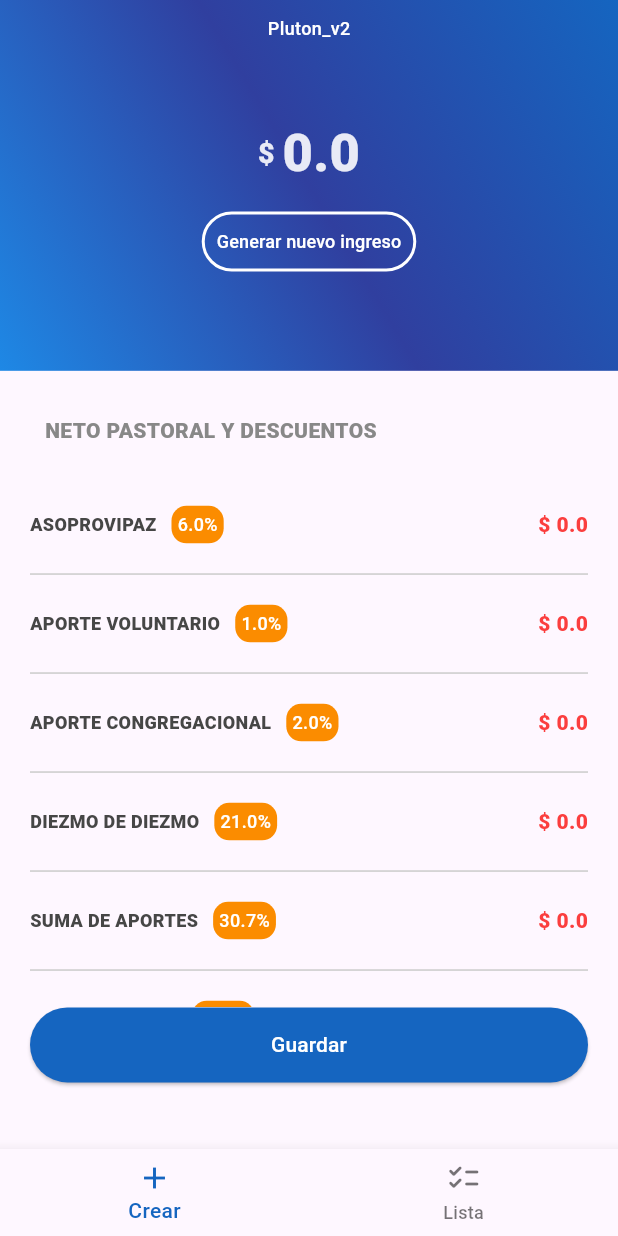
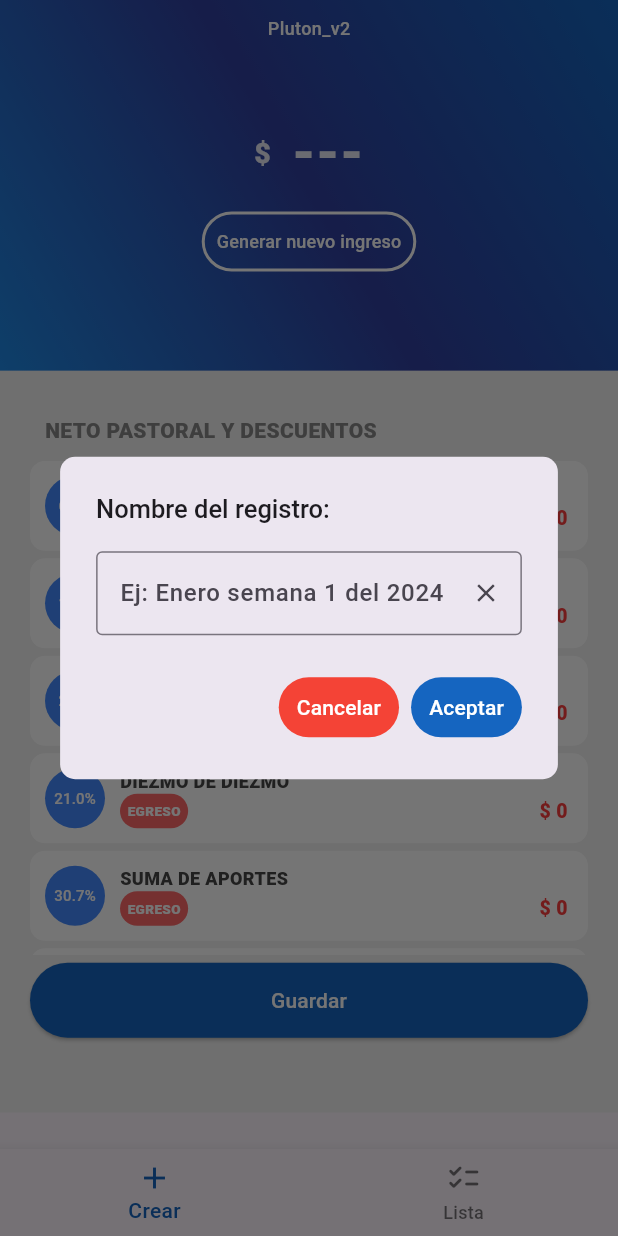
Before and after one commit to Jguardias/Pluton_v2, a Flutter app: the screen it shows after launch, after a tap on "Guardar", on a phone screen of 412 x 824 dp. Run offline on Flutter 3.47's test engine with Material 3 defaults, Android fonts, the phone set to English and light mode, and no system bars; our stand-ins replace animate_do, cloud_firestore, firebase_core, firebase_messaging, flutter_native_splash, fluttertoast; accounts and stored records are empty.

Commit message:
new features

```diff
--- /dev/null
+++ b/devtools_options.yaml
@@ -0,0 +1 @@
+extensions:
--- a/lib/components/my_card.dart
+++ b/lib/components/my_card.dart
@@ -1,55 +1,84 @@
 import 'package:flutter/material.dart';
+import 'package:intl/intl.dart';
 
 class MyCard extends StatefulWidget {
   final String title;
-  final String value;
+  final double value;
   final String percentage;
 
-   const MyCard({super.key, required this.title, required this.value, required this.percentage});
+  const MyCard(
+      {super.key,
+      required this.title,
+      required this.value,
+      required this.percentage});
 
   @override
   State<MyCard> createState() => _MyCardState();
 }
 
 class _MyCardState extends State<MyCard> {
+  final formattedNumber = NumberFormat('###,###.## ');
   @override
   Widget build(BuildContext context) {
     return Container(
       decoration: const BoxDecoration(
-          border: Border(
-              bottom: BorderSide(
-        color: Color.fromARGB(255, 203, 203, 203),
-        width: 1.0,
-      ))),
-      padding: const EdgeInsets.only(top: 20, bottom: 20),
+          color: Colors.white,
+          borderRadius: BorderRadius.all(Radius.circular(10.0))),
+      padding: const EdgeInsets.all(10.0),
+      margin: const EdgeInsets.only(bottom: 5.0),
       child: Row(
-        children: <Widget>[
-          Text(widget.title,
-              style: const TextStyle(
-                  color: Color.fromARGB(255, 70, 70, 70),
-                  fontFamily: "RobotoBlack",
-                  fontSize: 12.0
-                  ),),
-          const SizedBox(width: 10.0),
-          Container(
-            decoration:
-                 BoxDecoration(
-                  color: Colors.orange.shade600,
-                  borderRadius: const BorderRadius.all(Radius.circular(10))
-                  ),
-            padding: const EdgeInsets.all(4),
-            alignment: Alignment.center,
-            child:  Text(
+        children: [
+          CircleAvatar(
+            backgroundColor: Colors.blueAccent.shade200,
+            child: Text(
               widget.percentage,
-              style: const TextStyle(color: Colors.white, fontSize: 12.0),
+              style: const TextStyle(color: Colors.white, fontSize: 10.0),
             ),
           ),
-          const Spacer(),
-          Text("\$ ${widget.value}",
-              style:  TextStyle(
-                  color: widget.title == "NETO PASTORAL" ?  Colors.green : const Color.fromARGB(255, 251, 62, 62),
-                  fontFamily: "RobotoBlack")
-                  ),
+          const SizedBox(width: 10),
+          Expanded(
+            child: Column(
+              crossAxisAlignment: CrossAxisAlignment.start,
+              children: [
+                Text(
+                  widget.title,
+                  style: const TextStyle(
+                      color: Color.fromARGB(255, 70, 70, 70),
+                      fontFamily: "RobotoBlack",
+                      fontSize: 12.0),
+                ),
+                Row(
+                    mainAxisAlignment: MainAxisAlignment.spaceBetween,
+                    children: [
+                      Container(
+                        decoration: BoxDecoration(
+                            color: widget.title == "NETO PASTORAL" || widget.title == "INGRESO TOTAL"
+                                ? Colors.green
+                                : const Color.fromARGB(255, 255, 105, 105),
+                            borderRadius:
+                                const BorderRadius.all(Radius.circular(50.0))),
+                        padding: const EdgeInsets.all(5.0),
+                        child: Text(
+                          widget.title == "NETO PASTORAL"|| widget.title == "INGRESO TOTAL"
+                              ? "INGRESO"
+                              : "EGRESO",
+                          style: const TextStyle(
+                              color: Color.fromARGB(255, 255, 255, 255),
+                              fontFamily: "RobotoBlack",
+                              fontSize: 9.0),
+                        ),
+                      ),
+                      Text("\$ ${formattedNumber.format(widget.value)}",
+                          style: TextStyle(
+                              color: widget.title == "NETO PASTORAL"|| widget.title == "INGRESO TOTAL"
+                                  ? Colors.green
+                                  : const Color.fromARGB(255, 251, 62, 62),
+                              fontFamily: "RobotoBlack",
+                              fontSize: 13.0)),
+                    ]),
+              ],
+            ),
+          ),
         ],
       ),
     );
--- /dev/null
+++ b/lib/components/my_dialog.dart
@@ -0,0 +1,85 @@
+import 'package:flutter/material.dart';
+import 'package:pluton_v2/components/my_toast.dart';
+import 'package:pluton_v2/providers/income_provider.dart';
+import 'package:provider/provider.dart';
+import 'package:pluton_v2/services/firebase_services.dart';
+
+Future<void> dialogBuilder(BuildContext context, List<double> data) {
+  final textController = TextEditingController();
+  bool isLoading = true;
+
+  void updateLoading(bool value) {
+    isLoading = value;
+  }
+
+  return showDialog<void>(
+    context: context,
+    builder: (BuildContext context) {
+      return AlertDialog(
+        shape: const RoundedRectangleBorder(
+          borderRadius: BorderRadius.all(Radius.circular(10.0)),
+        ),
+        title: const Text(
+          "Nombre del registro:",
+          style: TextStyle(fontSize: 17.0),
+        ),
+        content: TextField(
+          decoration: InputDecoration(
+            hintText: "Ej: Enero semana 1 del 2024",
+            focusedBorder: const OutlineInputBorder(
+                borderSide: BorderSide(color: Colors.black45)),
+            border: const OutlineInputBorder(),
+            suffixIcon: GestureDetector(
+              onTap: () {
+                textController.clear();
+              },
+              child: const Icon(Icons.clear, size: 20.0),
+            ),
+          ),
+          controller: textController,
+          cursorColor: Colors.black45,
+        ),
+        actions: <Widget>[
+          TextButton(
+            style: TextButton.styleFrom(
+                textStyle: Theme.of(context).textTheme.labelLarge,
+                backgroundColor: Colors.red),
+            child:
+                const Text('Cancelar', style: TextStyle(color: Colors.white)),
+            onPressed: () {
+              Navigator.of(context).pop();
+            },
+          ),
+          TextButton(
+            style: TextButton.styleFrom(
+                textStyle: Theme.of(context).textTheme.labelLarge,
+                backgroundColor: Colors.blue.shade800),
+            child: const Text('Aceptar', style: TextStyle(color: Colors.white)),
+            onPressed: () async {
+              if (textController.text.isEmpty) {
+                showMyToast(
+                    context, "Debes ingresar un nombre de archivo", Colors.red);
+              } else {
+                if (data[0] != 0.0) {
+                  context.read<IncomeProvider>().updateIncome(0);
+                  if(isLoading){
+                  updateLoading(false);
+                  await addData(data, textController.text).then((_) {
+                    showMyToast(context, "Datos almacenados", Colors.green);
+                    updateLoading(true);
+                  });
+                  }
+                } else {
+                  showMyToast(context, "No hay aportes", Colors.red);
+                }
+              }
+
+              if (!context.mounted) return;
+              Navigator.of(context).pop();
+            },
+          ),
+        ],
+      );
+    },
+  );
+}
--- a/lib/main.dart
+++ b/lib/main.dart
@@ -1,15 +1,33 @@
 import 'package:flutter/material.dart';
 import 'package:flutter_native_splash/flutter_native_splash.dart';
+import 'package:intl/date_symbol_data_local.dart';
+import 'package:intl/intl.dart';
 import 'package:pluton_v2/providers/income_provider.dart';
+import 'package:pluton_v2/services/firebase_notifications_services.dart';
 import 'package:provider/provider.dart';
 import 'package:pluton_v2/screens/home_screen.dart';
+import 'package:firebase_core/firebase_core.dart';
+import 'firebase_options.dart';
 
-void main() {
+void main() async {
+  WidgetsFlutterBinding.ensureInitialized();
+  //
+  Intl.defaultLocale = 'es_ES';
+  initializeDateFormatting('es_ES', null);
+
+  //firebase
+  await Firebase.initializeApp(
+    options: DefaultFirebaseOptions.currentPlatform,
+  );
+  //message cloub messange firebase
+  await FirebaseNotifications().initNotification();
+  //splash
   WidgetsBinding widgetsBinding = WidgetsFlutterBinding.ensureInitialized();
   FlutterNativeSplash.preserve(widgetsBinding: widgetsBinding);
-
   runApp(ChangeNotifierProvider(
+    //provider
     create: (_) => IncomeProvider(),
+    //run App
     child: const MyApp(),
   ));
   FlutterNativeSplash.remove();
--- a/lib/pages/form_income.dart
+++ b/lib/pages/form_income.dart
@@ -24,7 +24,7 @@ class _FormIncomeState extends State<FormIncome> {
          ),
           title: const Text(
             "Formulario de Ingreso",
-            style: TextStyle(color: Colors.white),
+            style: TextStyle(color: Colors.white, fontSize: 17.0),
           ),
           centerTitle: true,
         ),
@@ -43,7 +43,7 @@ class _FormIncomeState extends State<FormIncome> {
                   child: TextField(
                 decoration: InputDecoration(
                   focusedBorder: const OutlineInputBorder(
-                      borderSide: BorderSide(color: Colors.black45)),
+                  borderSide: BorderSide(color: Colors.black45)),
                   border: const OutlineInputBorder(),
                   labelStyle: const TextStyle(
                       color: Colors.black45, fontFamily: "RobotoMedium"),
--- a/lib/pages/home_page.dart
+++ b/lib/pages/home_page.dart
@@ -1,9 +1,11 @@
 import 'package:flutter/material.dart';
+import 'package:pluton_v2/components/my_dialog.dart';
 import 'package:pluton_v2/providers/income_provider.dart';
 import 'package:pluton_v2/utils/percentage_function.dart';
 import 'package:provider/provider.dart';
-import '../components/my_card.dart';
+import "package:pluton_v2/components/my_card.dart";
 import 'package:pluton_v2/pages/form_income.dart';
+import 'package:intl/intl.dart';
 
 class HomePage extends StatefulWidget {
   const HomePage({super.key});
@@ -16,10 +18,12 @@ class _HomePageState extends State<HomePage>
     with SingleTickerProviderStateMixin {
   @override
   Widget build(BuildContext context) {
-    List<String> listValue =
+    List<double> listValue =
         filledStorage(context.watch<IncomeProvider>().income);
-
-    return ListView(
+    final formattedNumber = NumberFormat('###,###.## ');
+    return SingleChildScrollView(
+      scrollDirection: Axis.vertical,
+      child: Column(
         children: [
           Container(
             decoration: BoxDecoration(
@@ -42,13 +46,11 @@ class _HomePageState extends State<HomePage>
                 const SizedBox(
                   height: 10.0,
                 ),
-              Container(
-                child: const Text("Pluton_v2",
+                const Text("Pluton_v2",
                     style: TextStyle(
                         color: Colors.white,
                         fontSize: 12,
                         fontFamily: "RobotoMedium")),
-              ),
                 const SizedBox(
                   height: 50.0,
                 ),
@@ -62,9 +64,10 @@ class _HomePageState extends State<HomePage>
                             fontSize: 19,
                             fontFamily: "RobotoBlack")),
                     Text(
-                      context.watch<IncomeProvider>().income.toString() == "0"
+                        context.watch<IncomeProvider>().income == 0
                             ? " ---"
-                          : context.watch<IncomeProvider>().income.toString(),
+                            : formattedNumber
+                                .format(context.watch<IncomeProvider>().income),
                         style: TextStyle(
                             color: Colors.indigo.shade50,
                             fontSize: 35,
@@ -100,25 +103,28 @@ class _HomePageState extends State<HomePage>
             width: MediaQuery.of(context).size.width,
             height: MediaQuery.of(context).size.height * 0.6,
             padding: const EdgeInsets.all(20),
+            color: Color.fromARGB(255, 241, 241, 241),
             child: Column(
               crossAxisAlignment: CrossAxisAlignment.start,
               children: [
                 Container(
-                padding: const EdgeInsets.all(10),
+                  padding: const EdgeInsets.all(10.0),
                   child: const Text("NETO PASTORAL Y DESCUENTOS",
                       style: TextStyle(
                         color: Color.fromARGB(255, 136, 136, 136),
                         fontFamily: "RobotoBlack",
                       )),
                 ),
-              Expanded(
-                child: ListView(
-                  children: <Widget>[
-                    const SizedBox(height: 10),
+                SizedBox(
+                  height: MediaQuery.of(context).size.height * 0.4,
+                  child: SingleChildScrollView(
+                    scrollDirection: Axis.vertical,
+                    child: Column(
+                      children: [
                         MyCard(
                           title: "ASOPROVIPAZ",
                           percentage: "6.0%",
-                      value: listValue[1],
+                          value: listValue[2],
                         ),
                         MyCard(
                           title: "APORTE VOLUNTARIO",
@@ -128,7 +134,7 @@ class _HomePageState extends State<HomePage>
                         MyCard(
                           title: "APORTE CONGREGACIONAL",
                           percentage: "2.0%",
-                      value: listValue[2],
+                          value: listValue[1],
                         ),
                         MyCard(
                           title: "DIEZMO DE DIEZMO",
@@ -145,19 +151,29 @@ class _HomePageState extends State<HomePage>
                           percentage: "69.3%",
                           value: listValue[5],
                         ),
+                        MyCard(
+                          title: "INGRESO TOTAL",
+                          percentage: "100%",
+                          value: listValue[6],
+                        ),
                       ],
                     ),
                   ),
+                ),
+                const SizedBox(
+                  height: 5.0,
+                ),
                 SizedBox(
-                width:
-                    double.infinity, // Ocupar el ancho completo de la pantalla
+                  width: double
+                      .infinity, // Ocupar el ancho completo de la pantalla
                   height: 50,
+
                   child: ElevatedButton(
                       style: ButtonStyle(
                           backgroundColor: MaterialStateProperty.all<Color>(
                               Colors.blue.shade800)),
                       onPressed: () {
-                      print(listValue);
+                        dialogBuilder(context, listValue);
                       },
                       child: const Text(
                         "Guardar",
@@ -168,6 +184,7 @@ class _HomePageState extends State<HomePage>
             ),
           )
         ],
+      ),
     );
   }
 }
--- a/lib/providers/income_provider.dart
+++ b/lib/providers/income_provider.dart
@@ -1,7 +1,7 @@
 import 'package:flutter/material.dart';
 
 class IncomeProvider with ChangeNotifier {
-  double _income = 0.0;
+  double _income = 0;
 
  double get income => _income;
 
--- a/lib/screens/home_screen.dart
+++ b/lib/screens/home_screen.dart
@@ -28,7 +28,7 @@ class _HomeState extends State<Home> with SingleTickerProviderStateMixin {
   int _selectIndex = 0;
 
   final List<Widget> _pages = <Widget>[
-    HomePage(),
+    const HomePage(),
     const ListDbPage(),
   ];
 
--- a/lib/utils/percentage_function.dart
+++ b/lib/utils/percentage_function.dart
@@ -3,16 +3,15 @@ double percentageFunction(double value, double percentage) {
 
   double calculatedPercentage = (value * percentRatio);
 
-  // String formattedNumber = calculatedPercentage.toStringAsFixed(2);
-
   return calculatedPercentage;
 }
 
-List<String> filledStorage(double value) {
+List<double> filledStorage(double value) {
 
-  List<double> percentage = [21.0,6.0,2.7,1.0];
+  List<double> percentage = [21.0,2.0,6.0,1.0];
   List<double> storagePercentage = [];
   List<double> storageValue = [];
+
   storageValue.add(value);
 
   for (int i = 0; i < percentage.length; i++) {
@@ -26,7 +25,9 @@ List<String> filledStorage(double value) {
   double total = storagePercentage.reduce((a, b) => a + b);
   storagePercentage.add(total);
   storagePercentage.add(storageValue[4]);
-  List<String> checkList = storagePercentage.map((valor) => valor.toStringAsFixed(1)).toList();
+  List<String> stringList = storagePercentage.map((valor) => valor.toStringAsFixed(1)).toList();
+  List<double> doubleList = stringList.map((string) => double.parse(string)).toList();
+  doubleList.add(value);
 
-  return checkList;
+  return doubleList;
 }
```
Also changed, not shown: lib/components/my_list_tile.dart (added, +158 -0 lines), lib/components/my_toast.dart (added, +15 -0 lines), lib/delegates/search_element_delegate.dart (added, +65 -0 lines), lib/pages/list_db_page.dart (+60 -3 lines), lib/services/firebase_notifications_services.dart (added, +71 -0 lines), lib/services/firebase_services.dart (added, +86 -0 lines), pubspec.yaml (+10 -5 lines), lib/firebase_options.dart (added), pubspec.lock, 9 other files. Lines whose indentation alone changed are shown as unchanged.
